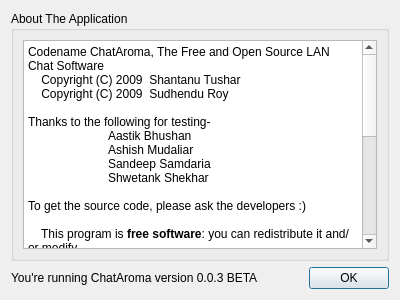
Old version of the form aboutdialog.ui in the repository shaan7/Kapotah.
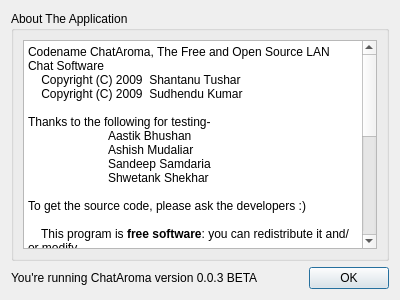
New version of the form.

Commit message: Changed my name to Kumar :P

Patch:
```diff
--- a/aboutdialog.ui
+++ b/aboutdialog.ui
@@ -32,7 +32,7 @@
 &lt;/style&gt;&lt;/head&gt;&lt;body style=&quot; font-family:'DejaVu Sans'; font-size:8pt; font-weight:400; font-style:normal;&quot;&gt;
 &lt;p style=&quot; margin-top:12px; margin-bottom:0px; margin-left:0px; margin-right:0px; -qt-block-indent:0; text-indent:0px;&quot;&gt;&lt;span style=&quot; font-family:'Courier New,courier'; font-size:9pt;&quot;&gt;Codename ChatAroma, The Free and Open Source LAN Chat Software&lt;/span&gt;&lt;/p&gt;
 &lt;p style=&quot; margin-top:0px; margin-bottom:0px; margin-left:0px; margin-right:0px; -qt-block-indent:0; text-indent:0px;&quot;&gt;&lt;span style=&quot; font-family:'Courier New,courier'; font-size:9pt;&quot;&gt;    Copyright (C) 2009  Shantanu Tushar&lt;/span&gt;&lt;/p&gt;
-&lt;p style=&quot; margin-top:0px; margin-bottom:0px; margin-left:0px; margin-right:0px; -qt-block-indent:0; text-indent:0px;&quot;&gt;&lt;span style=&quot; font-family:'Courier New,courier'; font-size:9pt;&quot;&gt;    Copyright (C) 2009  Sudhendu Roy&lt;/span&gt;&lt;/p&gt;
+&lt;p style=&quot; margin-top:0px; margin-bottom:0px; margin-left:0px; margin-right:0px; -qt-block-indent:0; text-indent:0px;&quot;&gt;&lt;span style=&quot; font-family:'Courier New,courier'; font-size:9pt;&quot;&gt;    Copyright (C) 2009  Sudhendu Kumar&lt;/span&gt;&lt;/p&gt;
 &lt;p style=&quot;-qt-paragraph-type:empty; margin-top:0px; margin-bottom:0px; margin-left:0px; margin-right:0px; -qt-block-indent:0; text-indent:0px; font-family:'Courier New,courier'; font-size:9pt;&quot;&gt;&lt;/p&gt;
 &lt;p style=&quot; margin-top:0px; margin-bottom:0px; margin-left:0px; margin-right:0px; -qt-block-indent:0; text-indent:0px;&quot;&gt;&lt;span style=&quot; font-family:'Courier New,courier'; font-size:9pt;&quot;&gt;Thanks to the following for testing-&lt;/span&gt;&lt;/p&gt;
 &lt;p style=&quot; margin-top:0px; margin-bottom:0px; margin-left:0px; margin-right:0px; -qt-block-indent:0; text-indent:0px;&quot;&gt;&lt;span style=&quot; font-family:'Courier New,courier'; font-size:9pt;&quot;&gt;	Aastik Bhushan&lt;/span&gt;&lt;/p&gt;
```
The commit also changes 17 other files.
